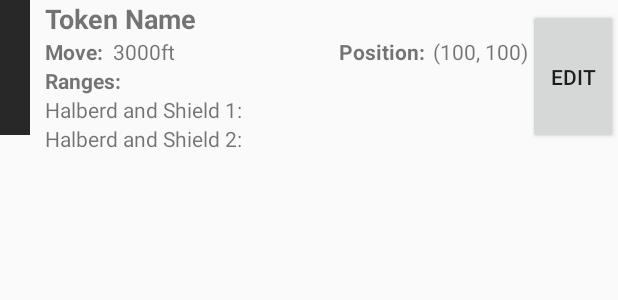
After one commit to RhysAgombar/PathfindAR-Mobile, an Android app: the layout token_data.xml on its own in the app's theme, with its tools: preview values and no code run, on a phone screen of 412 x 824 dp. The commit adds this screen. Shown: the top 300 px of the screen. Run offline under Robolectric (Android 15) with nearby library versions, the phone set to English and light mode, and no system bars.

Commit message:
Began interface for token list display

```diff
--- /dev/null
+++ b/app/src/main/res/layout/token_data.xml
@@ -0,0 +1,102 @@
+<?xml version="1.0" encoding="utf-8"?>
+<RelativeLayout xmlns:android="http://schemas.android.com/apk/res/android"
+    android:orientation="vertical"
+    android:layout_width="wrap_content"
+    android:layout_height="wrap_content"
+    android:descendantFocusability="blocksDescendants">
+
+    <ImageView
+        android:id="@+id/iv_tokenColour"
+        android:layout_alignParentTop="true"
+        android:layout_alignParentStart="true"
+        android:layout_width="20dp"
+        android:layout_height="90dp"
+        android:background="@color/colorPrimary"/>
+
+    <TextView
+        android:id="@+id/tv_tokenName"
+        android:layout_height="wrap_content"
+        android:layout_width="230dp"
+        android:layout_alignParentTop="true"
+        android:layout_toEndOf="@+id/iv_tokenColour"
+        android:paddingLeft="10dp"
+        android:ellipsize="end"
+        android:textStyle="bold"
+        android:textSize="18dp"
+        android:text="Token Name" />
+
+    <TextView
+        android:id="@+id/tv_movementLabel"
+        android:layout_width="50dp"
+        android:layout_height="wrap_content"
+        android:layout_below="@id/tv_tokenName"
+        android:layout_toRightOf="@id/iv_tokenColour"
+        android:paddingLeft="10dp"
+        android:textStyle="bold"
+        android:text="Move:"/>
+
+    <TextView
+        android:id="@+id/tv_movement"
+        android:layout_width="60dp"
+        android:layout_height="wrap_content"
+        android:layout_below="@id/tv_tokenName"
+        android:layout_toRightOf="@id/tv_movementLabel"
+        android:paddingLeft="5dp"
+        android:text="3000ft"/>
+
+    <TextView
+        android:id="@+id/tv_rangeLabel"
+        android:layout_width="70dp"
+        android:layout_height="wrap_content"
+        android:layout_below="@id/tv_movement"
+        android:layout_toRightOf="@id/iv_tokenColour"
+        android:paddingLeft="10dp"
+        android:textStyle="bold"
+        android:text="Ranges:"/>
+
+    <TextView
+        android:id="@+id/tv_range1"
+        android:layout_width="150dp"
+        android:layout_height="wrap_content"
+        android:layout_below="@id/tv_rangeLabel"
+        android:layout_toRightOf="@id/iv_tokenColour"
+        android:paddingLeft="10dp"
+        android:text="Halberd and Shield 1:"/>
+
+    <TextView
+        android:id="@+id/tv_range2"
+        android:layout_width="150dp"
+        android:layout_height="wrap_content"
+        android:layout_below="@id/tv_range1"
+        android:layout_toRightOf="@id/iv_tokenColour"
+        android:paddingLeft="10dp"
+        android:text="Halberd and Shield 2:"/>
+
+    <TextView
+        android:id="@+id/tv_position"
+        android:layout_width="wrap_content"
+        android:layout_height="wrap_content"
+        android:layout_below="@id/tv_tokenName"
+        android:layout_toLeftOf="@id/bt_editToken"
+        android:paddingLeft="5dp"
+        android:text="(100, 100)"/>
+
+    <TextView
+        android:id="@+id/tv_positionLabel"
+        android:layout_width="wrap_content"
+        android:layout_height="wrap_content"
+        android:layout_below="@id/tv_tokenName"
+        android:layout_toLeftOf="@id/tv_position"
+        android:textStyle="bold"
+        android:text="Position:"/>
+
+    <Button
+        android:id="@+id/bt_editToken"
+        android:layout_width="60dp"
+        android:layout_height="90dp"
+        android:layout_centerVertical="true"
+        android:layout_alignParentRight="true"
+        android:text="Edit"/>
+
+
+</RelativeLayout>
```
Also changed, not shown: app/src/main/java/com/example/raven/pathfindar/MainActivity.java (+41 -1 lines), app/src/main/java/com/example/raven/pathfindar/Token.java (added, +19 -0 lines), app/src/main/java/com/example/raven/pathfindar/gridMenu.java (added, +9 -0 lines), app/src/main/java/com/example/raven/pathfindar/tokenMenu.java (added, +9 -0 lines), app/src/main/res/layout/activity_main.xml (+9 -1 lines), app/src/main/res/layout/token_menu.xml (added, +14 -0 lines), 1 other file.
